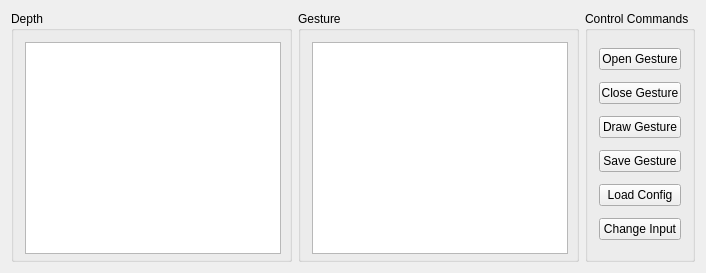
The window that mainwindow.ui (alex-nagami/QtKinectInteraction) describes before a commit, drawn with Qt 5.
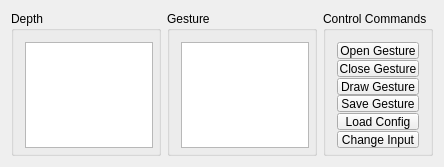
The same window after the commit.

What changed in the file:
```diff
--- a/mainwindow.ui
+++ b/mainwindow.ui
@@ -6,8 +6,8 @@
    <rect>
     <x>0</x>
     <y>0</y>
-    <width>702</width>
-    <height>269</height>
+    <width>440</width>
+    <height>163</height>
    </rect>
   </property>
   <property name="windowTitle">
@@ -19,8 +19,8 @@
      <widget class="QGroupBox" name="groupDepth">
       <property name="minimumSize">
        <size>
-        <width>281</width>
-        <height>251</height>
+        <width>150</width>
+        <height>145</height>
        </size>
       </property>
       <property name="title">
@@ -31,8 +31,8 @@
         <widget class="QGraphicsView" name="gvDepth">
          <property name="minimumSize">
           <size>
-           <width>256</width>
-           <height>212</height>
+           <width>128</width>
+           <height>106</height>
           </size>
          </property>
         </widget>
@@ -44,8 +44,8 @@
      <widget class="QGroupBox" name="groupGesture">
       <property name="minimumSize">
        <size>
-        <width>281</width>
-        <height>251</height>
+        <width>150</width>
+        <height>145</height>
        </size>
       </property>
       <property name="title">
@@ -56,8 +56,8 @@
         <widget class="QGraphicsView" name="gvGesture">
          <property name="minimumSize">
           <size>
-           <width>256</width>
-           <height>212</height>
+           <width>128</width>
+           <height>106</height>
           </size>
          </property>
         </widget>
@@ -70,7 +70,7 @@
       <property name="minimumSize">
        <size>
         <width>110</width>
-        <height>251</height>
+        <height>145</height>
        </size>
       </property>
       <property name="title">
@@ -79,6 +79,12 @@
       <layout class="QVBoxLayout" name="verticalLayout_3">
        <item>
         <widget class="QPushButton" name="buttonOpenGesture">
+         <property name="minimumSize">
+          <size>
+           <width>0</width>
+           <height>17</height>
+          </size>
+         </property>
          <property name="text">
           <string>Open Gesture</string>
          </property>
@@ -86,6 +92,12 @@
        </item>
        <item>
         <widget class="QPushButton" name="buttonCloseGesture">
+         <property name="minimumSize">
+          <size>
+           <width>0</width>
+           <height>17</height>
+          </size>
+         </property>
          <property name="text">
           <string>Close Gesture</string>
          </property>
@@ -93,6 +105,12 @@
        </item>
        <item>
         <widget class="QPushButton" name="buttonDrawGesture">
+         <property name="minimumSize">
+          <size>
+           <width>0</width>
+           <height>17</height>
+          </size>
+         </property>
          <property name="text">
           <string>Draw Gesture</string>
          </property>
@@ -100,6 +118,12 @@
        </item>
        <item>
         <widget class="QPushButton" name="buttonSaveGesture">
+         <property name="minimumSize">
+          <size>
+           <width>0</width>
+           <height>17</height>
+          </size>
+         </property>
          <property name="text">
           <string>Save Gesture</string>
          </property>
@@ -107,6 +131,12 @@
        </item>
        <item>
         <widget class="QPushButton" name="buttonLoadConfig">
+         <property name="minimumSize">
+          <size>
+           <width>0</width>
+           <height>17</height>
+          </size>
+         </property>
          <property name="text">
           <string>Load Config</string>
          </property>
@@ -114,6 +144,12 @@
        </item>
        <item>
         <widget class="QPushButton" name="buttonChangeInput">
+         <property name="minimumSize">
+          <size>
+           <width>0</width>
+           <height>17</height>
+          </size>
+         </property>
          <property name="text">
           <string>Change Input</string>
          </property>
```
